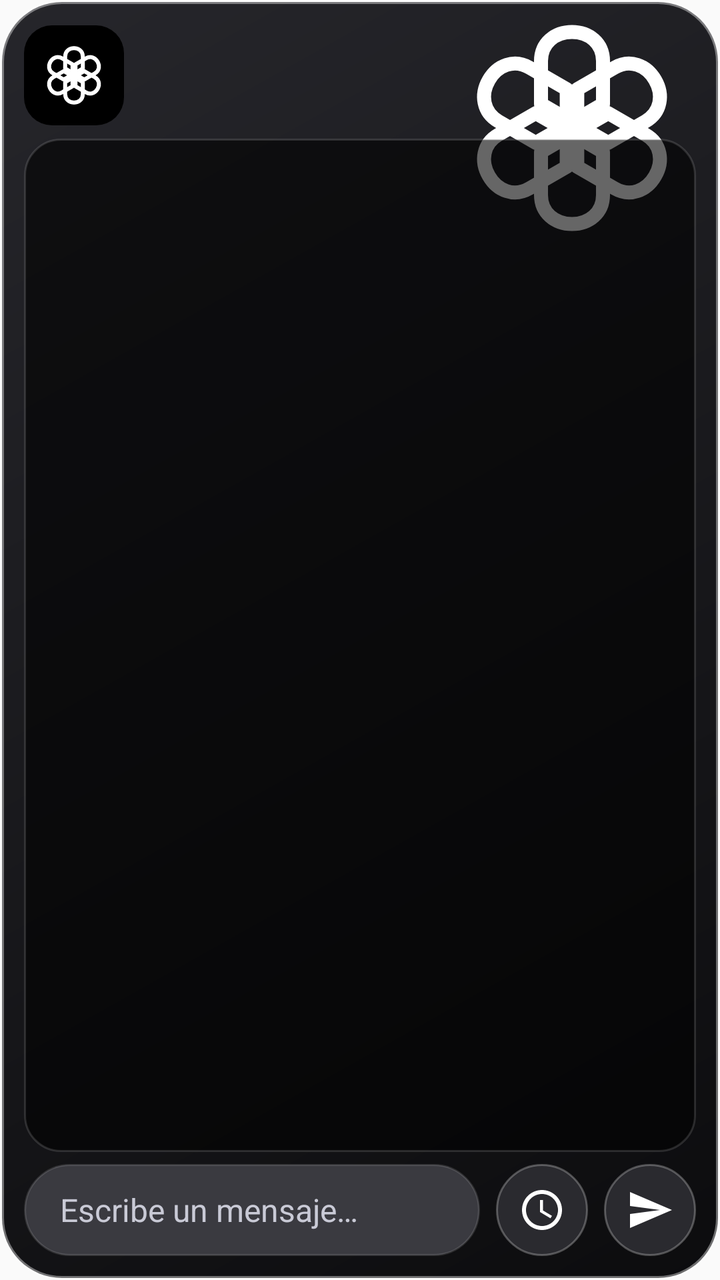
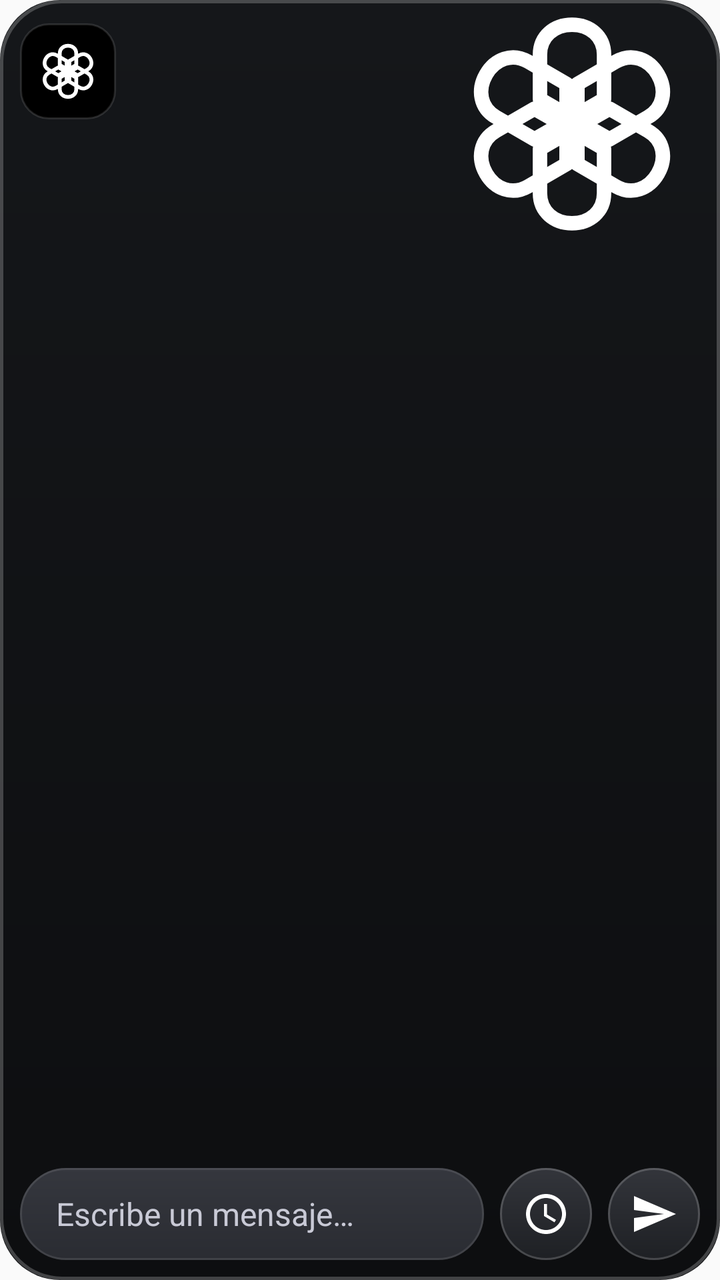

Screens rendered from an Android XML layout before and after an edit, with the pre-edit source and the edit as a unified diff.
<!-- AndroidManifest.xml: application theme AppTheme -->
<!-- res/layout/widget_dark.xml -->
<?xml version="1.0" encoding="utf-8"?>
<FrameLayout xmlns:android="http://schemas.android.com/apk/res/android"
    android:id="@+id/w_root"
    android:layout_width="match_parent"
    android:layout_height="match_parent"
    android:background="@drawable/dark_bg">

    <ImageView
        android:id="@+id/w_mark"
        android:layout_width="120dp"
        android:layout_height="120dp"
        android:layout_gravity="top|end"
        android:layout_marginTop="4dp"
        android:layout_marginEnd="14dp"
        android:scaleType="fitCenter"
        android:src="@drawable/ic_chatgpt" />

    <LinearLayout
        android:layout_width="match_parent"
        android:layout_height="match_parent"
        android:gravity="center_vertical"
        android:orientation="vertical"
        android:padding="12dp">

        <LinearLayout
            android:layout_width="match_parent"
            android:layout_height="wrap_content"
            android:gravity="center_vertical"
            android:orientation="horizontal">

            <ImageView
                android:id="@+id/w_icon"
                android:layout_width="50dp"
                android:layout_height="50dp"
                android:background="@drawable/dark_tile"
                android:padding="8dp"
                android:scaleType="fitCenter"
                android:src="@drawable/ic_chatgpt" />

            <LinearLayout
                android:layout_width="0dp"
                android:layout_height="wrap_content"
                android:layout_marginStart="14dp"
                android:layout_weight="1"
                android:orientation="vertical">

                <TextView
                    android:id="@+id/w_title"
                    android:layout_width="match_parent"
                    android:layout_height="wrap_content"
                    android:ellipsize="end"
                    android:maxLines="1"
                    android:textColor="#FFFFFFFF"
                    android:textSize="24sp"
                    android:textStyle="bold" />

                <TextView
                    android:id="@+id/w_sub"
                    android:layout_width="match_parent"
                    android:layout_height="wrap_content"
                    android:ellipsize="end"
                    android:maxLines="1"
                    android:textColor="#FFA9A9B3"
                    android:textSize="14sp" />
            </LinearLayout>
        </LinearLayout>

        <TextView
            android:id="@+id/w_box"
            android:layout_width="match_parent"
            android:layout_height="0dp"
            android:layout_marginTop="6dp"
            android:layout_weight="1"
            android:background="@drawable/dark_box"
            android:ellipsize="end"
            android:gravity="center_vertical"
            android:maxLines="3"
            android:paddingStart="12dp"
            android:paddingEnd="12dp"
            android:textColor="#FFFFFFFF"
            android:textSize="14sp" />

        <LinearLayout
            android:layout_width="match_parent"
            android:layout_height="46dp"
            android:layout_marginTop="6dp"
            android:orientation="horizontal">

            <TextView
                android:id="@+id/w_bar"
                android:layout_width="0dp"
                android:layout_height="match_parent"
                android:layout_weight="1"
                android:background="@drawable/dark_bar"
                android:gravity="center_vertical"
                android:paddingStart="18dp"
                android:paddingEnd="18dp"
                android:text="Escribe un mensaje…"
                android:textColor="#FFC9CAD6"
                android:textSize="16sp" />

            <ImageButton
                android:id="@+id/w_clock"
                android:layout_width="46dp"
                android:layout_height="46dp"
                android:layout_marginStart="8dp"
                android:background="@drawable/dark_btn"
                android:contentDescription="Programar"
                android:padding="11dp"
                android:scaleType="fitCenter"
                android:src="@drawable/ic_clock" />

            <ImageButton
                android:id="@+id/w_send"
                android:layout_width="46dp"
                android:layout_height="46dp"
                android:layout_marginStart="8dp"
                android:background="@drawable/dark_btn"
                android:contentDescription="Enviar"
                android:padding="11dp"
                android:scaleType="fitCenter"
                android:src="@drawable/ic_send" />
        </LinearLayout>
    </LinearLayout>
</FrameLayout>
<!-- resources referenced by this layout -->
<resources>
  <!-- drawable dark_bar (drawable) -->
  <?xml version="1.0" encoding="utf-8"?>
  <shape xmlns:android="http://schemas.android.com/apk/res/android" android:shape="rectangle">
      <solid android:color="#FF3A3A40" />
      <stroke android:width="1dp" android:color="#22FFFFFF" />
      <corners android:radius="28dp" />
  </shape>
  <!-- drawable dark_bg (drawable) -->
  <?xml version="1.0" encoding="utf-8"?>
  <shape xmlns:android="http://schemas.android.com/apk/res/android" android:shape="rectangle">
      <gradient android:angle="315" android:endColor="#FF0C0C0E" android:startColor="#FF26262B" />
      <stroke android:width="2dp" android:color="#66FFFFFF" />
      <corners android:radius="30dp" />
  </shape>
  <!-- drawable dark_box (drawable) -->
  <?xml version="1.0" encoding="utf-8"?>
  <shape xmlns:android="http://schemas.android.com/apk/res/android" android:shape="rectangle">
      <solid android:color="#99000000" />
      <stroke android:width="1dp" android:color="#22FFFFFF" />
      <corners android:radius="18dp" />
  </shape>
  <!-- drawable dark_btn (drawable) -->
  <?xml version="1.0" encoding="utf-8"?>
  <shape xmlns:android="http://schemas.android.com/apk/res/android" android:shape="oval">
      <solid android:color="#FF2A2A2F" />
      <stroke android:width="1dp" android:color="#44FFFFFF" />
  </shape>
  <!-- drawable dark_tile (drawable) -->
  <?xml version="1.0" encoding="utf-8"?>
  <shape xmlns:android="http://schemas.android.com/apk/res/android" android:shape="rectangle">
      <solid android:color="#FF000000" />
      <corners android:radius="14dp" />
  </shape>
  <!-- drawable ic_chatgpt: vector/xml drawable (drawable, 2105 chars, omitted) -->
  <!-- drawable ic_clock (drawable) -->
  <?xml version="1.0" encoding="utf-8"?>
  <vector xmlns:android="http://schemas.android.com/apk/res/android"
      android:width="24dp"
      android:height="24dp"
      android:viewportWidth="24"
      android:viewportHeight="24">
      <path
          android:fillColor="#FFFFFFFF"
          android:pathData="M11.99,2C6.47,2 2,6.48 2,12s4.47,10 9.99,10C17.52,22 22,17.52 22,12S17.52,2 11.99,2zM12,20c-4.42,0 -8,-3.58 -8,-8s3.58,-8 8,-8 8,3.58 8,8 -3.58,8 -8,8zM12.5,7H11v6l5.25,3.15 0.75,-1.23 -4.5,-2.67z" />
  </vector>
  <!-- drawable ic_send (drawable) -->
  <?xml version="1.0" encoding="utf-8"?>
  <vector xmlns:android="http://schemas.android.com/apk/res/android"
      android:width="24dp"
      android:height="24dp"
      android:viewportWidth="24"
      android:viewportHeight="24">
      <path
          android:fillColor="#FFFFFFFF"
          android:pathData="M2.01,21L23,12 2.01,3 2,10l15,2 -15,2z" />
  </vector>
  <style name="AppTheme" parent="@android:style/Theme.Material.Light.NoActionBar" />
</resources>

<!-- the commit's change to res/layout/widget_dark.xml (unified diff, before → after) -->
@@ -7,20 +7,18 @@
 
     <ImageView
         android:id="@+id/w_mark"
-        android:layout_width="120dp"
-        android:layout_height="120dp"
+        android:layout_width="124dp"
+        android:layout_height="124dp"
         android:layout_gravity="top|end"
-        android:layout_marginTop="4dp"
-        android:layout_marginEnd="14dp"
+        android:layout_marginEnd="12dp"
         android:scaleType="fitCenter"
         android:src="@drawable/ic_chatgpt" />
 
     <LinearLayout
         android:layout_width="match_parent"
         android:layout_height="match_parent"
-        android:gravity="center_vertical"
         android:orientation="vertical"
-        android:padding="12dp">
+        android:padding="10dp">
 
         <LinearLayout
             android:layout_width="match_parent"
@@ -30,8 +28,8 @@
 
             <ImageView
                 android:id="@+id/w_icon"
-                android:layout_width="50dp"
-                android:layout_height="50dp"
+                android:layout_width="48dp"
+                android:layout_height="48dp"
                 android:background="@drawable/dark_tile"
                 android:padding="8dp"
                 android:scaleType="fitCenter"
@@ -40,7 +38,7 @@
             <LinearLayout
                 android:layout_width="0dp"
                 android:layout_height="wrap_content"
-                android:layout_marginStart="14dp"
+                android:layout_marginStart="12dp"
                 android:layout_weight="1"
                 android:orientation="vertical">
 
@@ -51,8 +49,8 @@
                     android:ellipsize="end"
                     android:maxLines="1"
                     android:textColor="#FFFFFFFF"
-                    android:textSize="24sp"
-                    android:textStyle="bold" />
+                    android:fontFamily="sans-serif-medium"
+                    android:textSize="24sp" />
 
                 <TextView
                     android:id="@+id/w_sub"
@@ -69,21 +67,13 @@
             android:id="@+id/w_box"
             android:layout_width="match_parent"
             android:layout_height="0dp"
-            android:layout_marginTop="6dp"
             android:layout_weight="1"
-            android:background="@drawable/dark_box"
-            android:ellipsize="end"
-            android:gravity="center_vertical"
-            android:maxLines="3"
-            android:paddingStart="12dp"
-            android:paddingEnd="12dp"
-            android:textColor="#FFFFFFFF"
-            android:textSize="14sp" />
+            android:maxLines="1"
+            android:visibility="invisible" />
 
         <LinearLayout
             android:layout_width="match_parent"
             android:layout_height="46dp"
-            android:layout_marginTop="6dp"
             android:orientation="horizontal">
 
             <TextView
<!-- resource entries referenced after the edit -->
@@ -2,35 +2,55 @@
 <resources>
   <!-- drawable dark_bar (drawable) -->
   <?xml version="1.0" encoding="utf-8"?>
-  <shape xmlns:android="http://schemas.android.com/apk/res/android" android:shape="rectangle">
-      <solid android:color="#FF3A3A40" />
-      <stroke android:width="1dp" android:color="#22FFFFFF" />
-      <corners android:radius="28dp" />
-  </shape>
+  <layer-list xmlns:android="http://schemas.android.com/apk/res/android">
+      <item>
+          <shape android:shape="rectangle">
+              <gradient android:angle="270" android:endColor="#FF2A2C32" android:startColor="#FF35373E" />
+              <corners android:radius="28dp" />
+          </shape>
+      </item>
+      <item>
+          <shape android:shape="rectangle">
+              <stroke android:width="1dp" android:color="#1AFFFFFF" />
+              <corners android:radius="28dp" />
+          </shape>
+      </item>
+  </layer-list>
   <!-- drawable dark_bg (drawable) -->
   <?xml version="1.0" encoding="utf-8"?>
-  <shape xmlns:android="http://schemas.android.com/apk/res/android" android:shape="rectangle">
-      <gradient android:angle="315" android:endColor="#FF0C0C0E" android:startColor="#FF26262B" />
-      <stroke android:width="2dp" android:color="#66FFFFFF" />
-      <corners android:radius="30dp" />
-  </shape>
-  <!-- drawable dark_box (drawable) -->
-  <?xml version="1.0" encoding="utf-8"?>
-  <shape xmlns:android="http://schemas.android.com/apk/res/android" android:shape="rectangle">
-      <solid android:color="#99000000" />
-      <stroke android:width="1dp" android:color="#22FFFFFF" />
-      <corners android:radius="18dp" />
-  </shape>
+  <layer-list xmlns:android="http://schemas.android.com/apk/res/android">
+      <item>
+          <shape android:shape="rectangle">
+              <gradient android:angle="270" android:endColor="#FF0D0E10" android:startColor="#FF15171A" />
+              <corners android:radius="30dp" />
+          </shape>
+      </item>
+      <item>
+          <shape android:shape="rectangle">
+              <stroke android:width="1.5dp" android:color="#38FFFFFF" />
+              <corners android:radius="30dp" />
+          </shape>
+      </item>
+  </layer-list>
   <!-- drawable dark_btn (drawable) -->
   <?xml version="1.0" encoding="utf-8"?>
-  <shape xmlns:android="http://schemas.android.com/apk/res/android" android:shape="oval">
-      <solid android:color="#FF2A2A2F" />
-      <stroke android:width="1dp" android:color="#44FFFFFF" />
-  </shape>
+  <layer-list xmlns:android="http://schemas.android.com/apk/res/android">
+      <item>
+          <shape android:shape="oval">
+              <gradient android:angle="270" android:endColor="#FF1E2024" android:startColor="#FF33353B" />
+          </shape>
+      </item>
+      <item>
+          <shape android:shape="oval">
+              <stroke android:width="1dp" android:color="#2EFFFFFF" />
+          </shape>
+      </item>
+  </layer-list>
   <!-- drawable dark_tile (drawable) -->
   <?xml version="1.0" encoding="utf-8"?>
   <shape xmlns:android="http://schemas.android.com/apk/res/android" android:shape="rectangle">
       <solid android:color="#FF000000" />
+      <stroke android:width="1dp" android:color="#1FFFFFFF" />
       <corners android:radius="14dp" />
   </shape>
   <!-- drawable ic_chatgpt: vector/xml drawable (drawable, 2105 chars, omitted) -->
